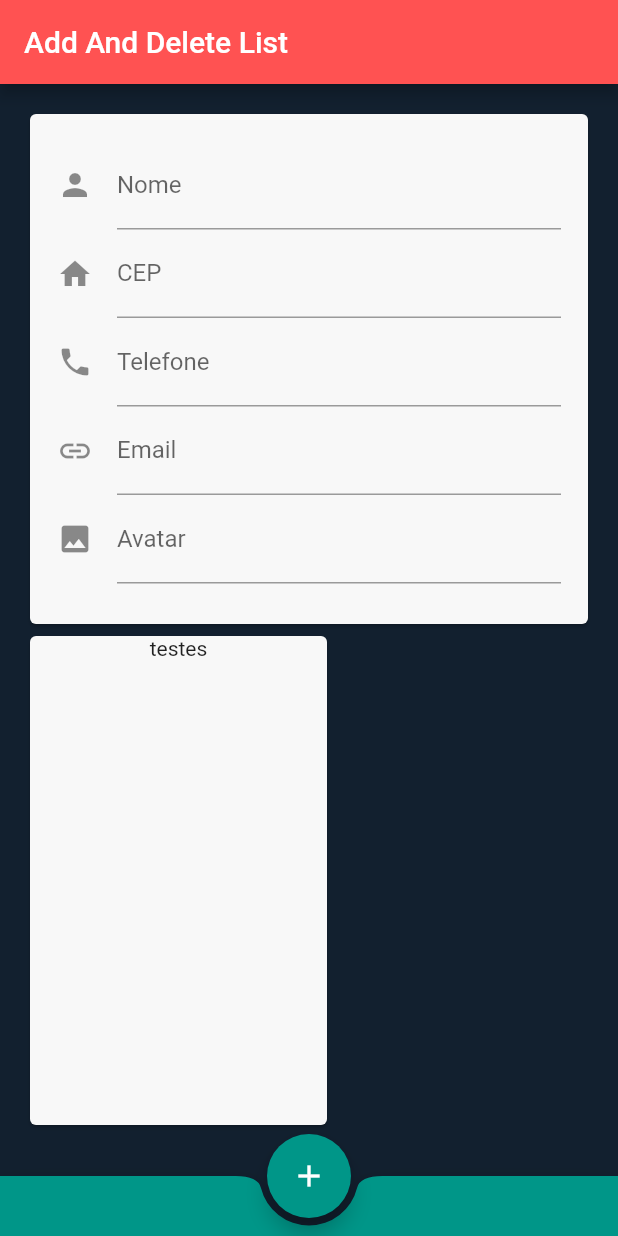
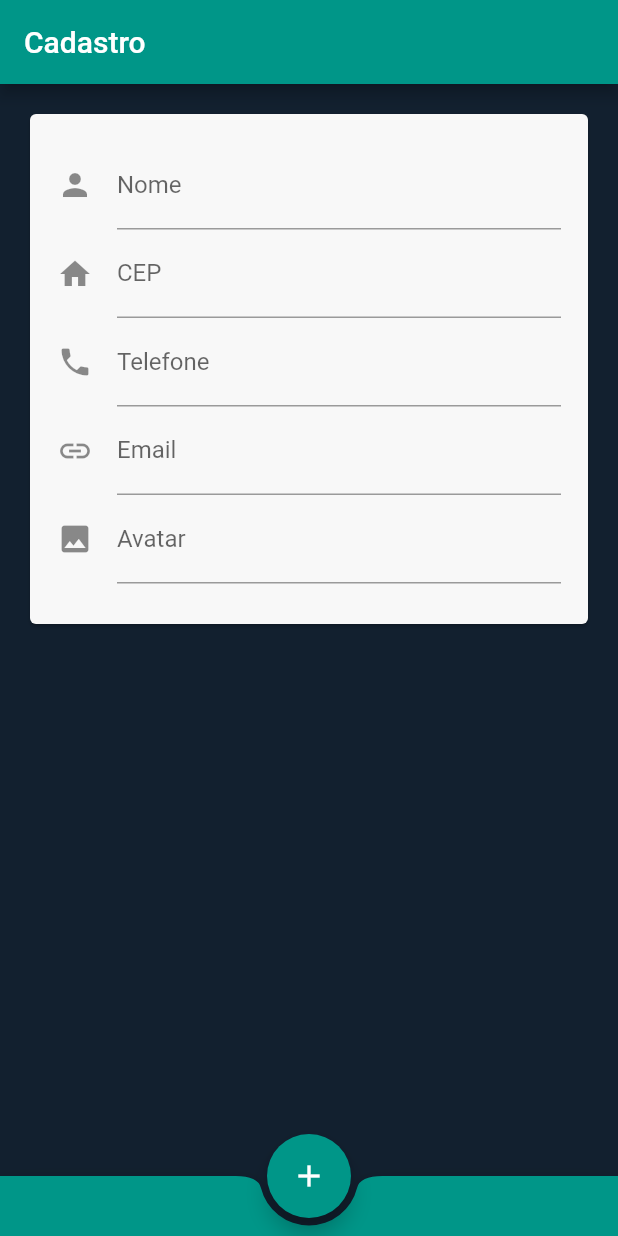
Before and after one commit to Githojiro/Cadastro_Flutter, a Flutter app: the screen it shows after launch, after a tap on the "add" icon, on a phone screen of 412 x 824 dp. Run offline on Flutter 3.47's test engine with Material 2 defaults, Android fonts, the phone set to English and light mode, and no system bars; network calls fail.

Commit message:
Código Certo
Subi o errado kk.
Mas acho que agora tá bom.
A única coisa que não está funcionando bem é a Imagem do Avatar.

```diff
--- a/lib/main.dart
+++ b/lib/main.dart
@@ -41,13 +41,14 @@ class _MyHomePageState extends State<MyHomePage> {
   var telController = TextEditingController();
   var emailController = TextEditingController();
   var avatarController = TextEditingController();
-  List pessoa = ['testes'];
+  int idUser = 0;
 
   String logradouro = '';
   String bairro = '';
   String localidade = '';
   String estado = '';
   var endereco = '';
+
   List<Person> persons = [];
 
   @override
@@ -59,8 +60,8 @@ class _MyHomePageState extends State<MyHomePage> {
   Widget build(BuildContext context) {
     return Scaffold(
       appBar: AppBar(
-        title: const Text("Add And Delete List"),
-        backgroundColor: Colors.redAccent,
+        title: const Text("Cadastro"),
+        backgroundColor: Colors.teal,
       ),
       body: Padding(
         padding: const EdgeInsets.all(16.0),
@@ -158,22 +159,52 @@ class _MyHomePageState extends State<MyHomePage> {
               )),
           Expanded(
             flex: 5,
-              child: ListView.builder(
+            child: ListView(
             scrollDirection: Axis.horizontal,
-                  itemCount: pessoa.length,
-                  itemBuilder: (BuildContext context, int index) {
-                    return Container(
-                        width: MediaQuery.of(context).size.width * 0.5,
-                        padding: const EdgeInsets.only(bottom: 14),
+            children: persons.map((userone) {
+            return SizedBox(
+              width: MediaQuery.of(context).size.width * 0.8,
               child: Card(
                 color: const Color.fromARGB(255, 248, 248, 248),
                 child: Column(
                   children: [
-                              Text(pessoa[index]),
+                    ClipRRect(
+                      borderRadius: BorderRadius.circular(5), // Image border
+                      child: SizedBox.fromSize(
+                        child: Image.network(userone.avatar.toString(),
+                            width: double.infinity,
+                            height: 250,
+                            fit: BoxFit.cover),
+                      ),
+                    ),
+                    Padding(
+                      padding: const EdgeInsets.all(12.0),
+                      child: Column(
+                        children: [
+                          Text(
+                            "#${userone.id} - ${userone.name}",
+                            style: const TextStyle(
+                                fontWeight: FontWeight.bold,
+                                fontSize: 18.0,
+                                color: Color.fromARGB(255, 36, 35, 35)),
+                          ),
+                          Text(
+                            "${userone.address}\n${userone.phone}\n${userone.email}",
+                            textAlign: TextAlign.center,
+                            style: const TextStyle(
+                                fontSize: 15.0,
+                                color: Color.fromARGB(255, 36, 35, 35)),
+                          )
                         ],
                       ),
-                        ));
-                  })),
+                    )
+                  ],
+                ),
+              ),
+            );
+              }).toList(),
+            ),
+          )
         ]),
       ),
       floatingActionButton: FloatingActionButton(
@@ -198,12 +229,14 @@ class _MyHomePageState extends State<MyHomePage> {
             log('Request failed with status: ${response.statusCode}.');
           }
 
+          idUser++;
           persons.add(Person(
-              id: "5",
-              name: "Hari Prasad Chaudhary",
-              phone: "9812122233",
-              address: "Kathmandu, Nepal",
-              avatar: " "));
+              id: '$idUser',
+              name: nomeController.text,
+              phone: telController.text,
+              address: endereco,
+              email: emailController.text,
+              avatar: avatarController.text));
           setState(() {});
         },
       ),
@@ -222,11 +255,12 @@ class _MyHomePageState extends State<MyHomePage> {
 
 class Person {
   //modal class for Person object
-  String id, name, phone, address, avatar;
+  String id, name, phone, address, avatar, email;
   Person(
       {required this.id,
       required this.name,
       required this.phone,
       required this.address,
+      required this.email,
       required this.avatar});
 }
```
Also changed, not shown: codFlutter.txt (deleted). Lines whose indentation alone changed are shown as unchanged.
